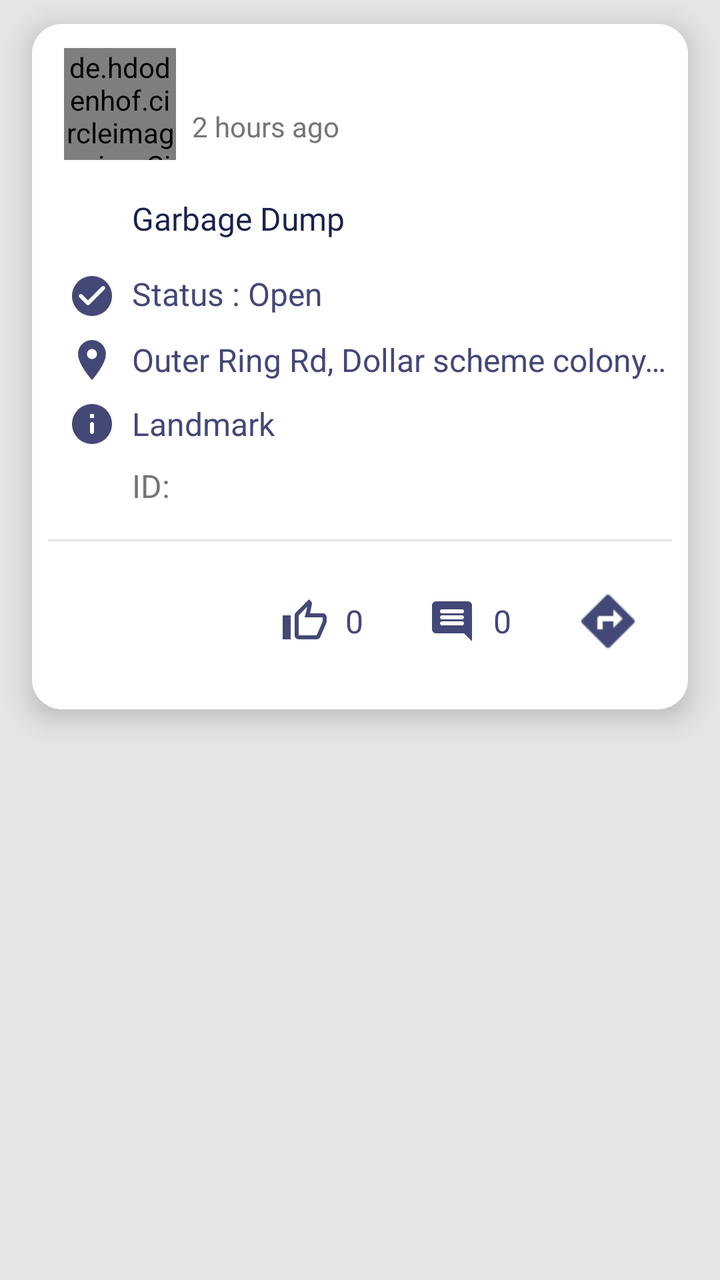
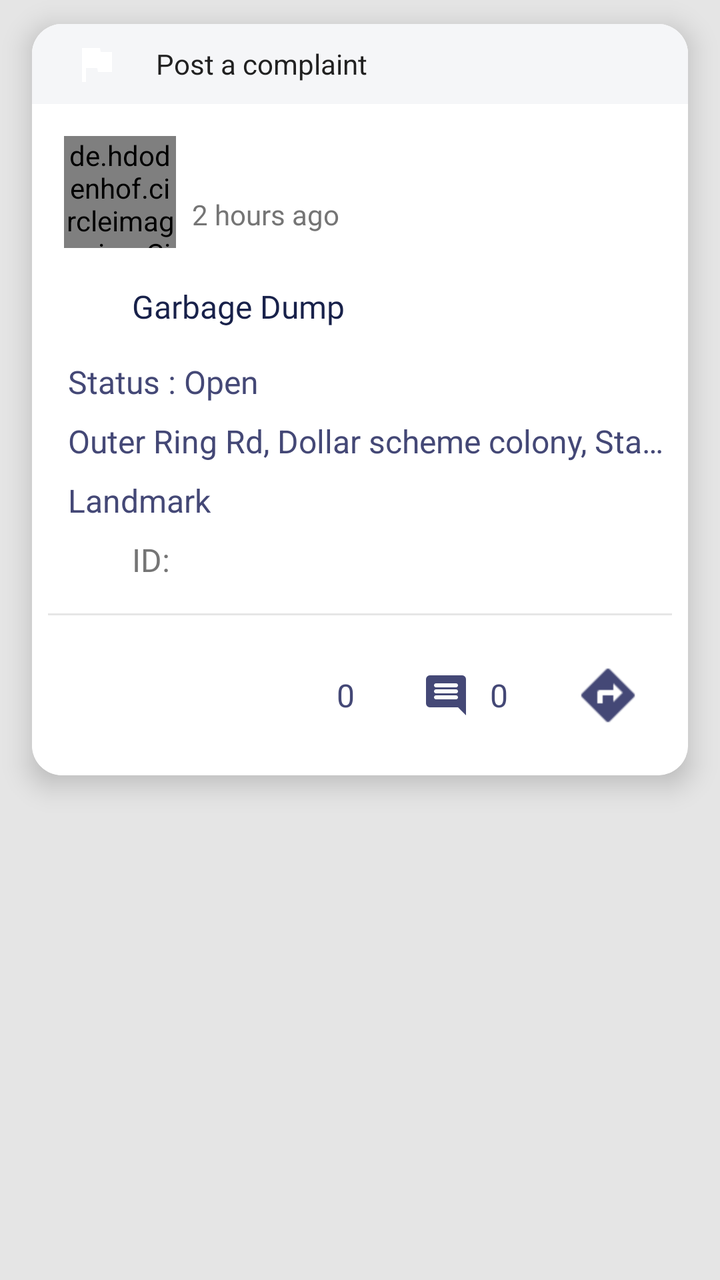

The first picture is an Android layout as it rendered before a commit; the second is the same layout after the commit. The layout source and the unified diff follow.
<!-- AndroidManifest.xml: application theme AppTheme -->
<!-- res/layout/home_complaint_card.xml -->
<?xml version="1.0" encoding="utf-8"?>
<LinearLayout xmlns:android="http://schemas.android.com/apk/res/android"
    xmlns:app="http://schemas.android.com/apk/res-auto"
    xmlns:card_view="http://schemas.android.com/apk/res-auto"
    android:id="@+id/card"
    android:layout_width="match_parent"
    android:layout_height="match_parent"
    android:layout_marginTop="16dip"
    android:background="@color/body"
    android:orientation="vertical">

    <androidx.cardview.widget.CardView
        android:layout_width="match_parent"
        android:layout_height="wrap_content"
        android:layout_marginStart="@dimen/horizontal_vertical_spacing"
        android:layout_marginEnd="@dimen/horizontal_vertical_spacing"
        app:cardCornerRadius="15dp"
        card_view:cardElevation="@dimen/horizontal_vertical_spacing"
        card_view:cardPreventCornerOverlap="false"
        card_view:cardUseCompatPadding="true">

        <RelativeLayout
            android:layout_width="fill_parent"
            android:layout_height="wrap_content"
            android:background="@color/white"
            android:descendantFocusability="blocksDescendants"
            android:gravity="center"
            android:orientation="vertical">

            <RelativeLayout android:visibility="gone"
                android:id="@+id/rl_top_feed"
                android:layout_width="fill_parent"
                android:layout_height="40dp"
                android:layout_marginBottom="0dp"
                android:background="#f5f6f8"
                android:orientation="vertical"
                android:paddingBottom="5dp">

                <ImageView
                    android:id="@+id/feed_flag"
                    android:layout_width="wrap_content"
                    android:layout_height="wrap_content"
                    android:layout_centerVertical="true"
                    android:layout_marginStart="@dimen/margin20dp"
                    android:layout_marginTop="@dimen/horizontal_vertical_spacing"
                    android:gravity="center_vertical"
                    android:singleLine="true"
                    android:src="@mipmap/ic_flag_white_24dp"
                    android:textColor="#0a80f4"
                    android:textSize="14dp"
                    android:textStyle="bold" />

                <TextView
                    android:id="@+id/tv_feed_user_name"
                    android:layout_width="wrap_content"
                    android:layout_height="wrap_content"
                    android:layout_centerVertical="true"
                    android:layout_marginLeft="16dp"
                    android:layout_toRightOf="@+id/feed_flag"
                    android:gravity="center_vertical"
                    android:singleLine="true"
                    android:text=""
                    android:textColor="#0a80f4"
                    android:textSize="14dp"
                    android:textStyle="bold" />

                <TextView
                    android:id="@+id/tv_feed"
                    android:layout_width="match_parent"
                    android:layout_height="wrap_content"
                    android:layout_centerVertical="true"
                    android:layout_marginLeft="2dp"
                    android:layout_toRightOf="@+id/tv_feed_user_name"
                    android:ellipsize="marquee"
                    android:focusable="true"
                    android:focusableInTouchMode="true"
                    android:gravity="center_vertical"
                    android:marqueeRepeatLimit="marquee_forever"
                    android:singleLine="true"
                    android:text="@string/post_a_complaint"
                    android:textColor="@color/black"
                    android:textSize="14dp" />
            </RelativeLayout>



            <RelativeLayout
                android:id="@+id/rl_top_cc"
                android:layout_width="fill_parent"
                android:layout_height="wrap_content"
                android:layout_below="@+id/rl_top_feed"
                android:layout_centerVertical="true"
                 android:gravity="center"
                android:layout_marginTop="@dimen/horizontal_vertical_spacing"
                android:orientation="vertical">

                <RelativeLayout
                    android:id="@+id/rl_cc_top"
                    android:layout_width="fill_parent"
                    android:layout_height="wrap_content"
                    android:layout_marginStart="@dimen/margin16dp"
                    android:layout_marginTop="@dimen/horizontal_vertical_spacing"
                    android:layout_marginEnd="@dimen/margin16dp"
                    android:layout_marginBottom="@dimen/horizontal_vertical_spacing"
                    android:orientation="horizontal">

                    <de.hdodenhof.circleimageview.CircleImageView
                        android:id="@+id/user_image"
                        android:layout_width="56dp"
                        android:layout_height="56dp"
                        android:layout_alignParentTop="true"
                        android:layout_centerVertical="true" />

                    <TextView
                        android:id="@+id/tv_username"
                        android:layout_width="match_parent"
                        android:layout_height="wrap_content"
                        android:layout_marginStart="@dimen/horizontal_vertical_spacing"
                        android:layout_marginTop="@dimen/horizontal_vertical_spacing"
                        android:layout_toRightOf="@+id/user_image"
                        android:fontFamily="@font/roboto_bold"
                        android:maxLines="1"
                        android:text=""
                        android:textColor="@color/primerColorBlack"
                        android:textSize="@dimen/textSize16dp"
                        android:textStyle="bold" />


                    <RelativeLayout
                        android:layout_width="wrap_content"
                        android:layout_height="wrap_content"
                        android:layout_below="@+id/tv_username"
                        android:layout_alignLeft="@+id/tv_username"
                        android:scaleType="fitCenter">

                        <TextView
                            android:id="@+id/created_on"
                            android:layout_width="wrap_content"
                            android:layout_height="wrap_content"
                            android:layout_alignParentLeft="true"
                            android:layout_alignParentRight="true"
                            android:fontFamily="@font/roboto_regular"
                            android:maxLines="1"
                            android:text="2 hours ago"
                            android:textColor="@color/secondary_text_color"
                            android:textSize="@dimen/textSize14dp" />
                    </RelativeLayout>
                </RelativeLayout>

                <RelativeLayout
                    android:layout_width="match_parent"
                    android:layout_height="wrap_content"
                    android:layout_below="@+id/rl_cc_top">


                    <RelativeLayout
                        android:id="@+id/rl_cc_bottom"
                        android:layout_width="fill_parent"
                        android:layout_height="wrap_content"
                        android:layout_alignParentTop="true"
                        android:layout_marginLeft="18dp"
                        android:layout_marginRight="@dimen/horizontal_vertical_spacing"
                        android:layout_marginBottom="16dp">


                        <LinearLayout
                            android:id="@+id/categoryLL"
                            android:layout_width="match_parent"
                            android:layout_height="wrap_content"
                            android:layout_marginTop="@dimen/horizontal_vertical_spacing"
                            android:layout_marginBottom="@dimen/horizontal_vertical_spacing"
                            android:orientation="horizontal">

                            <ImageView
                                android:id="@+id/category_image"
                                android:layout_width="24dp"
                                android:layout_height="24dp"
                                android:scaleType="fitCenter" />

                            <TextView
                                android:id="@+id/complaint_category"
                                android:layout_width="match_parent"
                                android:layout_height="wrap_content"
                                android:layout_alignParentStart="true"
                                android:layout_alignParentLeft="true"
                                android:layout_alignParentTop="true"
                                android:layout_gravity="bottom"
                                android:layout_marginStart="@dimen/horizontal_vertical_spacing"
                                android:fontFamily="@font/roboto_bold"
                                android:gravity="center_vertical"
                                android:maxLines="1"
                                android:singleLine="true"
                                android:text="Garbage Dump "
                                android:textColor="@color/secondaryDark"
                                android:textSize="@dimen/textSize16dp" />
                        </LinearLayout>

                        <TextView
                            android:id="@+id/complaint_status"
                            android:layout_width="wrap_content"
                            android:layout_height="wrap_content"
                            android:layout_below="@+id/categoryLL"
                            android:layout_alignParentLeft="true"
                            android:layout_marginTop="@dimen/horizontal_vertical_spacing"
                            android:drawableLeft="@mipmap/round_check_circle_white_24"
                            android:drawablePadding="@dimen/horizontal_vertical_spacing"
                            android:drawableTint="@color/secondary"
                            android:fontFamily="@font/roboto_regular"
                            android:text="Status : Open"
                            android:textAllCaps="false"
                            android:textColor="@color/secondary"
                            android:textSize="@dimen/textSize16dp" />

                        <TextView
                            android:id="@+id/complaint_location"
                            android:layout_width="match_parent"
                            android:layout_height="wrap_content"
                            android:layout_below="@+id/complaint_status"
                            android:layout_gravity="bottom"
                            android:layout_marginTop="@dimen/horizontal_vertical_spacing"
                            android:layout_marginBottom="@dimen/horizontal_vertical_spacing"
                            android:drawableLeft="@mipmap/baseline_room_white_24"
                            android:drawablePadding="@dimen/horizontal_vertical_spacing"
                            android:drawableTint="@color/secondary"
                            android:ellipsize="end"
                            android:gravity="center_vertical"
                            android:maxLines="1"
                            android:text="Outer Ring Rd, Dollar scheme colony, Stage1, BTM Layout, Bengaluru"
                            android:textColor="@color/secondary"
                            android:textSize="@dimen/textSize16dp" />

                        <TextView
                            android:id="@+id/moreInfo"
                            android:layout_width="match_parent"
                            android:layout_height="wrap_content"
                            android:layout_below="@+id/complaint_location"
                            android:layout_gravity="bottom"
                            android:autoLink="all"
                            android:drawableLeft="@mipmap/round_info_white_36"
                            android:drawablePadding="@dimen/horizontal_vertical_spacing"
                            android:drawableTint="@color/secondary"
                            android:ellipsize="end"
                            android:gravity="center_vertical"
                            android:lineSpacingMultiplier="1.2"
                            android:maxLines="2"
                            android:text="@string/landmark"
                            android:textColor="@color/secondary"
                            android:textSize="@dimen/textSize16dp" />

                        <TextView
                            android:id="@+id/complaintId"
                            android:layout_width="match_parent"
                            android:layout_height="wrap_content"
                            android:layout_below="@+id/moreInfo"
                            android:layout_marginStart="@dimen/margin32dp"
                            android:layout_marginTop="@dimen/horizontal_vertical_spacing"
                            android:fontFamily="@font/roboto_bold"
                            android:gravity="center_vertical"
                            android:maxLines="1"
                            android:text="@string/id_"
                            android:textColor="@color/secondary_text_color"
                            android:textSize="@dimen/textSize16dp" />

                        <RelativeLayout
                            android:id="@+id/rl_cc_images"
                            android:layout_width="wrap_content"
                            android:layout_height="wrap_content"
                            android:layout_below="@+id/complaintId"
                            android:layout_alignParentStart="true"
                            android:layout_marginStart="@dimen/horizontal_vertical_spacing"
                            android:layout_marginTop="@dimen/horizontal_vertical_spacing"
                            android:visibility="gone">

                            <androidx.cardview.widget.CardView
                                android:id="@+id/cv"
                                android:layout_width="wrap_content"
                                android:layout_height="wrap_content"
                                android:layout_marginStart="@dimen/margin16dp"
                                android:layout_marginTop="@dimen/horizontal_vertical_spacing"
                                app:cardBackgroundColor="@color/secondary"
                                app:cardCornerRadius="15dp"
                                card_view:cardElevation="@dimen/horizontal_vertical_spacing">


                                <com.android.volley.toolbox.NetworkImageView
                                    android:id="@+id/complaint_image"
                                    android:layout_width="90dp"
                                    android:layout_height="90dp"
                                    android:scaleType="centerCrop" />

                            </androidx.cardview.widget.CardView>


                        </RelativeLayout>

                    </RelativeLayout>

                    <View
                        android:id="@+id/view"
                        android:layout_width="match_parent"
                        android:layout_height="1dp"
                        android:layout_below="@+id/rl_cc_bottom"
                        android:layout_marginStart="@dimen/horizontal_vertical_spacing"
                        android:layout_marginEnd="@dimen/horizontal_vertical_spacing"
                        android:background="#e6e6e6" />

                    <RelativeLayout
                        android:layout_width="match_parent"
                        android:layout_height="wrap_content"
                        android:layout_below="@+id/view"
                        android:layout_margin="8dp"
                        android:orientation="horizontal"
                        android:paddingTop="@dimen/horizontal_vertical_spacing"
                        android:paddingBottom="@dimen/horizontal_vertical_spacing">


                        <include
                            layout="@layout/inflate_cta_change_stats_directions"
                            android:layout_width="match_parent"
                            android:layout_height="wrap_content" />
                    </RelativeLayout>
                </RelativeLayout>
            </RelativeLayout>
        </RelativeLayout>
    </androidx.cardview.widget.CardView>

</LinearLayout>
<!-- res/layout/inflate_cta_change_stats_directions.xml (included above) -->
<?xml version="1.0" encoding="utf-8"?>
<androidx.constraintlayout.widget.ConstraintLayout xmlns:android="http://schemas.android.com/apk/res/android"
    xmlns:app="http://schemas.android.com/apk/res-auto"
    xmlns:tools="http://schemas.android.com/tools"
    android:layout_width="match_parent"
    android:layout_height="match_parent">

    <LinearLayout
        android:id="@+id/not_resolved"
        android:layout_width="match_parent"
        android:layout_height="48dp"
        android:orientation="horizontal"
        android:visibility="visible"
        android:weightSum="2"
        tools:ignore="MissingConstraints">

        <FrameLayout
            android:id="@+id/frameSpinner"
            android:layout_width="wrap_content"
            android:layout_height="wrap_content"
            android:layout_gravity="left|center_vertical"
            android:layout_weight="1.5">

            <TextView
                android:layout_width="20dp"
                android:layout_height="20dp"
                android:layout_gravity="center_vertical|right"
                android:background="@mipmap/ic_arrow_drop_down_black_24dp"
                android:visibility="gone" />

            <Spinner
                android:id="@+id/changeStatus"
                android:layout_width="match_parent"
                android:layout_height="52dp"
                android:layout_alignParentLeft="true"
                android:background="@color/transparent"
                android:popupBackground="@color/white" />
        </FrameLayout>

        <TextView
            android:id="@+id/votedUpCount"
            android:layout_width="wrap_content"
            android:layout_height="wrap_content"
            android:layout_gravity="center"
            android:layout_marginStart="@dimen/horizontal_vertical_spacing"
            android:layout_marginLeft="@dimen/horizontal_vertical_spacing"
            android:layout_weight="0.25"
            android:drawableStart="@mipmap/outline_thumb_up_white_36_before_voteup"
            android:drawableLeft="@mipmap/outline_thumb_up_white_36_before_voteup"
            android:drawableTint="@color/secondary"
            android:fontFamily="@font/roboto_bold"
            android:gravity="center"
            android:maxLines="1"
            android:padding="@dimen/horizontal_vertical_spacing"
            android:text="0"
            android:textColor="@color/secondary"
            android:textSize="@dimen/textSize16dp" />

        <TextView
            android:id="@+id/commentedCount"
            android:layout_width="wrap_content"
            android:layout_height="wrap_content"
            android:layout_gravity="center"
            android:layout_marginStart="@dimen/horizontal_vertical_spacing"
            android:layout_marginLeft="@dimen/horizontal_vertical_spacing"
            android:layout_weight="0.25"
            android:drawableStart="@mipmap/round_comment_white_36"
            android:drawableLeft="@mipmap/round_comment_white_36"
            android:drawableTint="@color/secondary"
            android:fontFamily="@font/roboto_bold"
            android:gravity="center"
            android:maxLines="1"
            android:padding="@dimen/horizontal_vertical_spacing"
            android:text="0"
            android:textColor="@color/secondary"
            android:textSize="@dimen/textSize16dp" />

        <ImageView
            android:id="@+id/ic_directions"
            android:layout_width="48dp"
            android:layout_height="match_parent"
            android:layout_gravity="center_vertical"
            android:layout_marginStart="@dimen/horizontal_vertical_spacing"
            android:layout_marginEnd="@dimen/horizontal_vertical_spacing"
            android:layout_weight="0.25"
            android:padding="@dimen/horizontal_vertical_spacing"
            android:scaleType="fitCenter"
            android:src="@mipmap/ic_directions_white_24dp"
            app:tint="@color/secondary" />

    </LinearLayout>

</androidx.constraintlayout.widget.ConstraintLayout>
<!-- resources referenced by this layout -->
<resources>
  <color name="black">#212121</color>
  <color name="body">#e5e5e5</color>
  <color name="primerColorBlack">#242132</color>
  <color name="secondary">#444876</color>
  <color name="secondaryDark">#18214A</color>
  <color name="secondary_text_color">#757575</color>
  <color name="transparent">#00000000</color>
  <color name="white">#ffffff</color>
  <dimen name="horizontal_vertical_spacing">8dp</dimen>
  <dimen name="margin16dp">16dp</dimen>
  <dimen name="margin20dp">20dp</dimen>
  <dimen name="margin32dp">32dp</dimen>
  <dimen name="textSize14dp">14sp</dimen>
  <dimen name="textSize16dp">16sp</dimen>
  <!-- mipmap baseline_room_white_24: webp bitmap (mipmap-xxhdpi, 470 bytes) -->
  <!-- mipmap ic_arrow_drop_down_black_24dp: png bitmap (mipmap-xhdpi, 119 bytes) -->
  <!-- mipmap ic_directions_white_24dp: webp bitmap (mipmap-xhdpi, 228 bytes) -->
  <!-- mipmap ic_flag_white_24dp: png bitmap (mipmap-xxhdpi, 168 bytes) -->
  <!-- mipmap outline_thumb_up_white_36_before_voteup: webp bitmap (mipmap-xxhdpi, 452 bytes) -->
  <!-- mipmap round_check_circle_white_24: webp bitmap (mipmap-xxhdpi, 540 bytes) -->
  <!-- mipmap round_comment_white_36: webp bitmap (mipmap-xxhdpi, 280 bytes) -->
  <!-- mipmap round_info_white_36: webp bitmap (mipmap-xxhdpi, 448 bytes) -->
  <string name="id_">"ID: "</string>
  <string name="landmark">Landmark</string>
  <string name="post_a_complaint">Post a complaint</string>
  <style name="AppTheme" parent="Theme.AppCompat.Light.DarkActionBar">
          
          <item name="colorPrimary">@color/primary</item>
          <item name="colorPrimaryDark">@color/primaryDark</item>
          <item name="colorAccent">@color/primaryDark</item>
  
      </style>
  <color name="primary">#EC8367</color>
  <color name="primaryDark">#B6543C</color>
</resources>

<!-- the commit's change to res/layout/home_complaint_card.xml (unified diff, before → after) -->
@@ -27,14 +27,15 @@
             android:gravity="center"
             android:orientation="vertical">
 
-            <RelativeLayout android:visibility="gone"
+            <RelativeLayout
                 android:id="@+id/rl_top_feed"
                 android:layout_width="fill_parent"
                 android:layout_height="40dp"
                 android:layout_marginBottom="0dp"
                 android:background="#f5f6f8"
                 android:orientation="vertical"
-                android:paddingBottom="5dp">
+                android:paddingBottom="5dp"
+                android:visibility="visible">
 
                 <ImageView
                     android:id="@+id/feed_flag"
@@ -56,7 +57,7 @@
                     android:layout_height="wrap_content"
                     android:layout_centerVertical="true"
                     android:layout_marginLeft="16dp"
-                    android:layout_toRightOf="@+id/feed_flag"
+                    android:layout_toEndOf="@+id/feed_flag"
                     android:gravity="center_vertical"
                     android:singleLine="true"
                     android:text=""
@@ -70,7 +71,7 @@
                     android:layout_height="wrap_content"
                     android:layout_centerVertical="true"
                     android:layout_marginLeft="2dp"
-                    android:layout_toRightOf="@+id/tv_feed_user_name"
+                    android:layout_toEndOf="@+id/tv_feed_user_name"
                     android:ellipsize="marquee"
                     android:focusable="true"
                     android:focusableInTouchMode="true"
@@ -83,15 +84,14 @@
             </RelativeLayout>
 
 
-
             <RelativeLayout
                 android:id="@+id/rl_top_cc"
                 android:layout_width="fill_parent"
                 android:layout_height="wrap_content"
                 android:layout_below="@+id/rl_top_feed"
                 android:layout_centerVertical="true"
-                 android:gravity="center"
                 android:layout_marginTop="@dimen/horizontal_vertical_spacing"
+                android:gravity="center"
                 android:orientation="vertical">
 
                 <RelativeLayout
@@ -117,7 +117,7 @@
                         android:layout_height="wrap_content"
                         android:layout_marginStart="@dimen/horizontal_vertical_spacing"
                         android:layout_marginTop="@dimen/horizontal_vertical_spacing"
-                        android:layout_toRightOf="@+id/user_image"
+                        android:layout_toEndOf="@+id/user_image"
                         android:fontFamily="@font/roboto_bold"
                         android:maxLines="1"
                         android:text=""
@@ -130,14 +130,14 @@
                         android:layout_width="wrap_content"
                         android:layout_height="wrap_content"
                         android:layout_below="@+id/tv_username"
-                        android:layout_alignLeft="@+id/tv_username"
+                        android:layout_alignStart="@+id/tv_username"
                         android:scaleType="fitCenter">
 
                         <TextView
                             android:id="@+id/created_on"
                             android:layout_width="wrap_content"
                             android:layout_height="wrap_content"
-                            android:layout_alignParentLeft="true"
+                            android:layout_alignParentStart="true"
                             android:layout_alignParentRight="true"
                             android:fontFamily="@font/roboto_regular"
                             android:maxLines="1"
@@ -182,8 +182,6 @@
                                 android:layout_width="match_parent"
                                 android:layout_height="wrap_content"
                                 android:layout_alignParentStart="true"
-                                android:layout_alignParentLeft="true"
-                                android:layout_alignParentTop="true"
                                 android:layout_gravity="bottom"
                                 android:layout_marginStart="@dimen/horizontal_vertical_spacing"
                                 android:fontFamily="@font/roboto_bold"
@@ -200,16 +198,16 @@
                             android:layout_width="wrap_content"
                             android:layout_height="wrap_content"
                             android:layout_below="@+id/categoryLL"
-                            android:layout_alignParentLeft="true"
+                            android:layout_alignParentStart="true"
                             android:layout_marginTop="@dimen/horizontal_vertical_spacing"
-                            android:drawableLeft="@mipmap/round_check_circle_white_24"
                             android:drawablePadding="@dimen/horizontal_vertical_spacing"
-                            android:drawableTint="@color/secondary"
                             android:fontFamily="@font/roboto_regular"
                             android:text="Status : Open"
                             android:textAllCaps="false"
                             android:textColor="@color/secondary"
-                            android:textSize="@dimen/textSize16dp" />
+                            android:textSize="@dimen/textSize16dp"
+                            app:drawableStartCompat="@mipmap/round_check_circle_white_24"
+                            app:drawableTint="@color/secondary" />
 
                         <TextView
                             android:id="@+id/complaint_location"
@@ -219,15 +217,15 @@
                             android:layout_gravity="bottom"
                             android:layout_marginTop="@dimen/horizontal_vertical_spacing"
                             android:layout_marginBottom="@dimen/horizontal_vertical_spacing"
-                            android:drawableLeft="@mipmap/baseline_room_white_24"
                             android:drawablePadding="@dimen/horizontal_vertical_spacing"
-                            android:drawableTint="@color/secondary"
                             android:ellipsize="end"
                             android:gravity="center_vertical"
                             android:maxLines="1"
                             android:text="Outer Ring Rd, Dollar scheme colony, Stage1, BTM Layout, Bengaluru"
                             android:textColor="@color/secondary"
-                            android:textSize="@dimen/textSize16dp" />
+                            android:textSize="@dimen/textSize16dp"
+                            app:drawableStartCompat="@mipmap/baseline_room_white_24"
+                            app:drawableTint="@color/secondary" />
 
                         <TextView
                             android:id="@+id/moreInfo"
@@ -236,16 +234,16 @@
                             android:layout_below="@+id/complaint_location"
                             android:layout_gravity="bottom"
                             android:autoLink="all"
-                            android:drawableLeft="@mipmap/round_info_white_36"
                             android:drawablePadding="@dimen/horizontal_vertical_spacing"
-                            android:drawableTint="@color/secondary"
                             android:ellipsize="end"
                             android:gravity="center_vertical"
                             android:lineSpacingMultiplier="1.2"
                             android:maxLines="2"
                             android:text="@string/landmark"
                             android:textColor="@color/secondary"
-                            android:textSize="@dimen/textSize16dp" />
+                            android:textSize="@dimen/textSize16dp"
+                            app:drawableStartCompat="@mipmap/round_info_white_36"
+                            app:drawableTint="@color/secondary" />
 
                         <TextView
                             android:id="@+id/complaintId"
@@ -360,7 +358,6 @@
                 android:id="@+id/changeStatus"
                 android:layout_width="match_parent"
                 android:layout_height="52dp"
-                android:layout_alignParentLeft="true"
                 android:background="@color/transparent"
                 android:popupBackground="@color/white" />
         </FrameLayout>
@@ -373,16 +370,16 @@
             android:layout_marginStart="@dimen/horizontal_vertical_spacing"
             android:layout_marginLeft="@dimen/horizontal_vertical_spacing"
             android:layout_weight="0.25"
-            android:drawableStart="@mipmap/outline_thumb_up_white_36_before_voteup"
-            android:drawableLeft="@mipmap/outline_thumb_up_white_36_before_voteup"
-            android:drawableTint="@color/secondary"
             android:fontFamily="@font/roboto_bold"
             android:gravity="center"
             android:maxLines="1"
             android:padding="@dimen/horizontal_vertical_spacing"
             android:text="0"
             android:textColor="@color/secondary"
-            android:textSize="@dimen/textSize16dp" />
+            android:textSize="@dimen/textSize16dp"
+            app:drawableStartCompat="@mipmap/outline_thumb_up_white_36_before_voteup"
+            app:drawableLeftCompat="@mipmap/outline_thumb_up_white_36_before_voteup"
+            app:drawableTint="@color/secondary" />
 
         <TextView
             android:id="@+id/commentedCount"
@@ -393,8 +390,8 @@
             android:layout_marginLeft="@dimen/horizontal_vertical_spacing"
             android:layout_weight="0.25"
             android:drawableStart="@mipmap/round_comment_white_36"
-            android:drawableLeft="@mipmap/round_comment_white_36"
-            android:drawableTint="@color/secondary"
+            app:drawableStartCompat="@mipmap/round_comment_white_36"
+            app:drawableTint="@color/secondary"
             android:fontFamily="@font/roboto_bold"
             android:gravity="center"
             android:maxLines="1"
